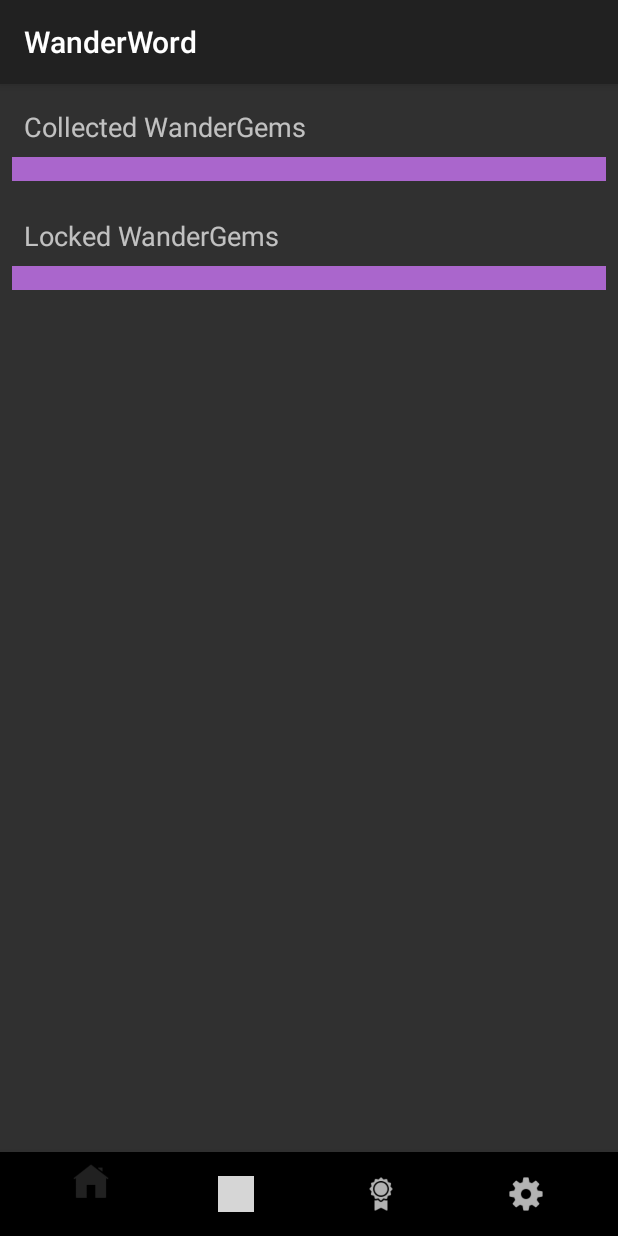
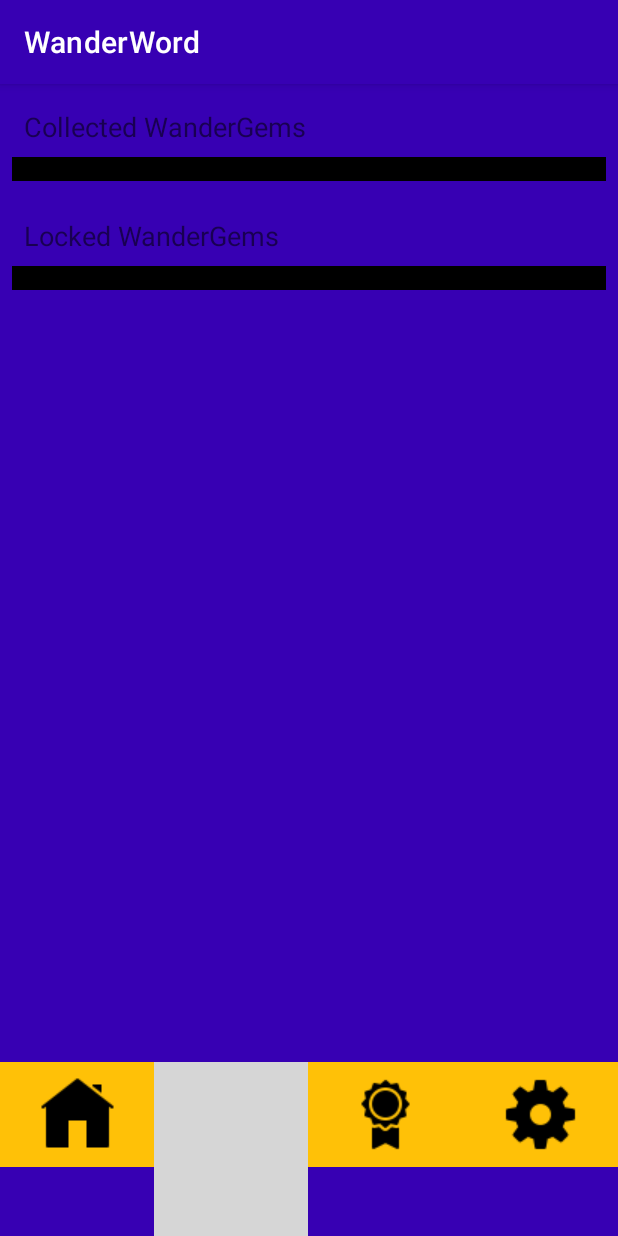
Before and after one commit to jaylinsg/WanderWord_AndroidApp, an Android app: the CollectionActivity screen opened directly, with no data from a screen before it, on a phone screen of 412 x 824 dp. Run offline under Robolectric (Android 15) with nearby library versions, the phone set to English and light mode, and no system bars; grey boxes are pictures that could not be loaded.

Commit message:
major navbar/UI changes

```diff
--- a/app/src/main/java/com/bignerdranch/android/wanderword/CollectionActivity.kt
+++ b/app/src/main/java/com/bignerdranch/android/wanderword/CollectionActivity.kt
@@ -7,29 +7,29 @@ import com.google.android.material.bottomnavigation.BottomNavigationView
 
 class CollectionActivity : AppCompatActivity() {
 
+    private lateinit var myBottomNavbar: MyBottomNavbar
+
     override fun onCreate(savedInstanceState: Bundle?) {
         super.onCreate(savedInstanceState)
         setContentView(R.layout.activity_collection)
 
-        val bottomNavigation: BottomNavigationView = findViewById(R.id.bottom_navigation)
-        bottomNavigation.setOnItemSelectedListener { item ->
-            when (item.itemId) {
-                R.id.action_home -> {
-                    // Handle Home button click
-                    startActivity(Intent(this, HomeActivity::class.java))
-                    true
+        // Initialize MyBottomNavbar
+        myBottomNavbar = findViewById(R.id.myBottomNavbar)
+        // Handle clicks on MyBottomNavbar
+        myBottomNavbar.setNavigationItemSelectedListener { menuItemId ->
+            when (menuItemId) {
+                R.id.action_settings -> {
+                    // Handle Settings button click
+                    startActivity(Intent(this, SettingsActivity::class.java))
                 }
                 R.id.action_friends -> {
                     // Handle Friends button click
                     startActivity(Intent(this, FriendsActivity::class.java))
-                    true
                 }
-                R.id.action_settings -> {
-                    // Handle Collection button click
-                    startActivity(Intent(this, SettingsActivity::class.java))
-                    true
+                R.id.action_home -> {
+                    // Handle Home button click
+                    startActivity(Intent(this, HomeActivity::class.java))
                 }
-                else -> false
             }
         }
     }
--- a/app/src/main/java/com/bignerdranch/android/wanderword/MainActivity.kt
+++ b/app/src/main/java/com/bignerdranch/android/wanderword/MainActivity.kt
@@ -137,9 +137,9 @@ class MainActivity : AppCompatActivity() {
                 Toast.makeText(this, "Logged in: $email", Toast.LENGTH_SHORT).show()
 
                 // Start the HomeActivity when the login is successful
-                val intent = Intent(this, SettingsActivity::class.java)
+                val intent = Intent(this, HomeActivity::class.java)
 
-                // Pass the user ID to SettingsActivity
+                // Pass the user ID to HomeActivity
                 intent.putExtra("userId", user.id)
 
                 startActivity(intent)
--- /dev/null
+++ b/app/src/main/java/com/bignerdranch/android/wanderword/MyBottomNavbar.kt
@@ -0,0 +1,60 @@
+package com.bignerdranch.android.wanderword
+
+import android.content.Context
+import android.util.AttributeSet
+import android.widget.ImageButton
+import android.widget.LinearLayout
+import androidx.core.content.ContextCompat
+
+class MyBottomNavbar @JvmOverloads constructor(
+    context: Context, attrs: AttributeSet? = null, defStyleAttr: Int = 0
+) : LinearLayout(context, attrs, defStyleAttr) {
+
+    private val tabs: MutableList<ImageButton> = mutableListOf()
+    private var selectedTabId: Int = -1
+
+    init {
+        orientation = HORIZONTAL
+        setupTabs()
+    }
+
+    fun setNavigationItemSelectedListener(listener: (Int) -> Unit) {
+        tabs.forEachIndexed { index, tab ->
+            tab.setOnClickListener {
+                if (selectedTabId != tab.id) {
+                    highlightTab(tab.id)
+                    listener(tab.id)
+                }
+            }
+        }
+    }
+
+    private fun setupTabs() {
+        createTab(R.drawable.ic_home, R.id.action_home)
+        createTab(R.drawable.ic_friends, R.id.action_friends)
+        createTab(R.drawable.ic_collection, R.id.action_collection)
+        createTab(R.drawable.ic_settings, R.id.action_settings)
+    }
+
+    private fun createTab(iconResId: Int, tabId: Int) {
+        val tab = ImageButton(context)
+        tab.layoutParams = LayoutParams(0, LayoutParams.WRAP_CONTENT, 1f)
+        tab.setImageResource(iconResId)
+        tab.setBackgroundColor(ContextCompat.getColor(context, R.color.orange))
+        tab.id = tabId
+        tabs.add(tab)
+        addView(tab)
+    }
+
+    private fun highlightTab(tabId: Int) {
+        tabs.forEach { tab ->
+            tab.setBackgroundColor(
+                if (tab.id == tabId)
+                    ContextCompat.getColor(context, R.color.orange)
+                else
+                    ContextCompat.getColor(context, android.R.color.transparent)
+            )
+        }
+        selectedTabId = tabId
+    }
+}
--- a/app/src/main/java/com/bignerdranch/android/wanderword/SplashActivity.kt
+++ b/app/src/main/java/com/bignerdranch/android/wanderword/SplashActivity.kt
@@ -8,7 +8,7 @@ import androidx.appcompat.app.AppCompatActivity
 
 class SplashActivity : AppCompatActivity() {
 
-    private val splashDelay: Long = 2000 // 2 seconds
+    private val splashDelay: Long = 3000 // 3 seconds
 
     override fun onCreate(savedInstanceState: Bundle?) {
         super.onCreate(savedInstanceState)
--- a/app/src/main/res/layout/activity_collection.xml
+++ b/app/src/main/res/layout/activity_collection.xml
@@ -12,7 +12,7 @@
         android:layout_width="match_parent"
         android:layout_height="match_parent"
         android:orientation="vertical"
-        android:layout_above="@+id/bottom_navigation">
+        android:layout_above="@+id/myBottomNavbar">
 
         <!-- Rewards Collected Section -->
         <TextView
@@ -31,7 +31,7 @@
             android:layout_height="wrap_content"
             android:layout_margin="8dp"
             android:padding="8dp"
-            android:background="@android:color/holo_purple"/>
+            android:background="@android:color/black"/>
 
         <!-- Rewards Not Collected Section -->
         <TextView
@@ -50,15 +50,19 @@
             android:layout_height="wrap_content"
             android:layout_margin="8dp"
             android:padding="8dp"
-            android:background="@android:color/holo_purple"/>
+            android:background="@android:color/black"/>
     </LinearLayout>
 
-    <!-- Bottom Navigation -->
-    <com.google.android.material.bottomnavigation.BottomNavigationView
-        android:id="@+id/bottom_navigation"
+    <!-- Bottom navigation bar -->
+    <com.bignerdranch.android.wanderword.MyBottomNavbar
+        android:id="@+id/myBottomNavbar"
         android:layout_width="match_parent"
         android:layout_height="wrap_content"
-        android:layout_alignParentBottom="true"
-        app:menu="@menu/bottom_navigation_menu"/>
+        android:theme="@style/Theme.WanderWord"
+        android:layout_gravity="bottom"
+        app:menu="@menu/bottom_navigation_menu"
+        app:itemIconSize="24dp"
+        android:layout_alignParentBottom="true"/>
+
 
 </RelativeLayout>
--- a/app/src/main/res/values/colors.xml
+++ b/app/src/main/res/values/colors.xml
@@ -7,4 +7,5 @@
     <color name="teal_700">#FF018786</color>
     <color name="black">#FF000000</color>
     <color name="white">#FFFFFFFF</color>
+    <color name="orange">#FFC107</color>
 </resources>
--- a/app/src/main/res/values/themes.xml
+++ b/app/src/main/res/values/themes.xml
@@ -3,16 +3,17 @@
 
     <style name="Theme.WanderWord" parent="Theme.MaterialComponents.DayNight.DarkActionBar">
         <!-- Primary brand color. -->
-        <item name="colorPrimary">@color/purple_500</item>
+        <item name="colorPrimary">@color/orange</item>
         <item name="colorPrimaryVariant">@color/purple_700</item>
         <item name="colorOnPrimary">@color/white</item>
         <!-- Secondary brand color. -->
         <item name="colorSecondary">@color/teal_200</item>
         <item name="colorSecondaryVariant">@color/teal_700</item>
-        <item name="colorOnSecondary">@color/black</item>
+        <item name="colorOnSecondary">@color/white</item>
         <!-- Status bar color. -->
         <item name="android:statusBarColor" tools:targetApi="l">?attr/colorPrimaryVariant</item>
-        <!-- Customize your theme here. -->/>
+        <!-- Set background color -->
+        <item name="android:background">@color/purple_700</item>
     </style>
 
 </resources>
```
Also changed, not shown: app/src/main/AndroidManifest.xml (+8 -7 lines), app/src/main/java/com/bignerdranch/android/wanderword/FriendsActivity.kt (+11 -11 lines), app/src/main/java/com/bignerdranch/android/wanderword/HomeActivity.kt (+6 -8 lines), app/src/main/java/com/bignerdranch/android/wanderword/SettingsActivity.kt (+8 -9 lines), app/src/main/res/layout/activity_friends.xml (+11 -1 lines), app/src/main/res/layout/activity_home.xml (+5 -3 lines), app/src/main/res/layout/activity_main.xml (+9 -0 lines), app/src/main/res/layout/activity_settings.xml (+10 -3 lines).
